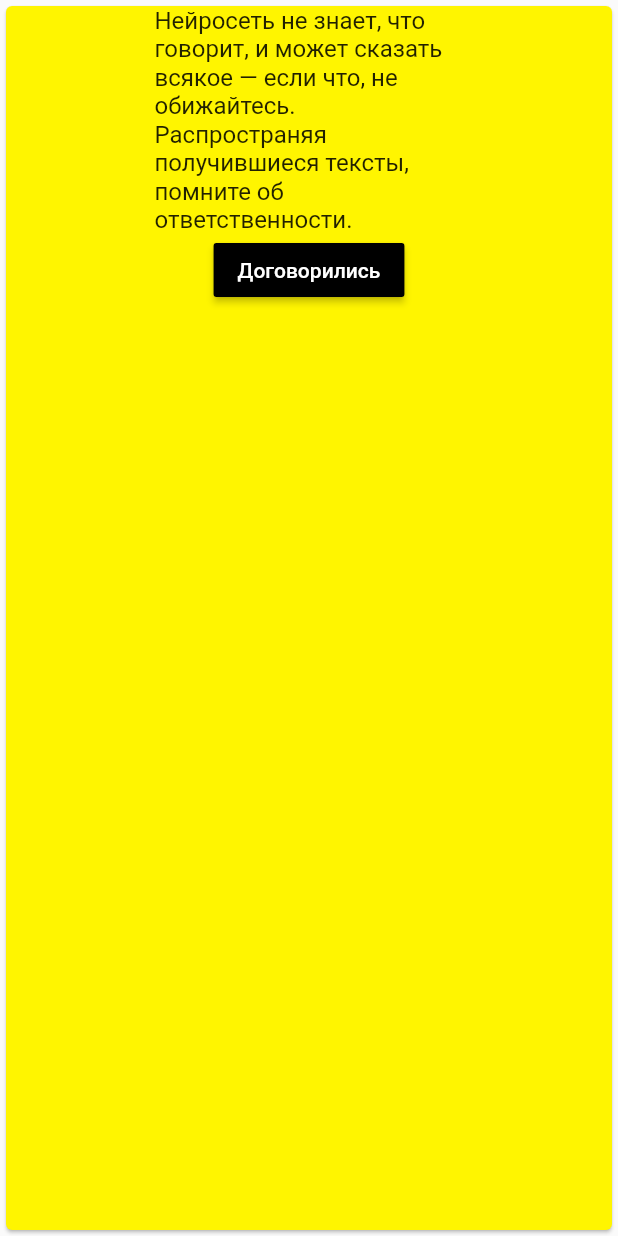
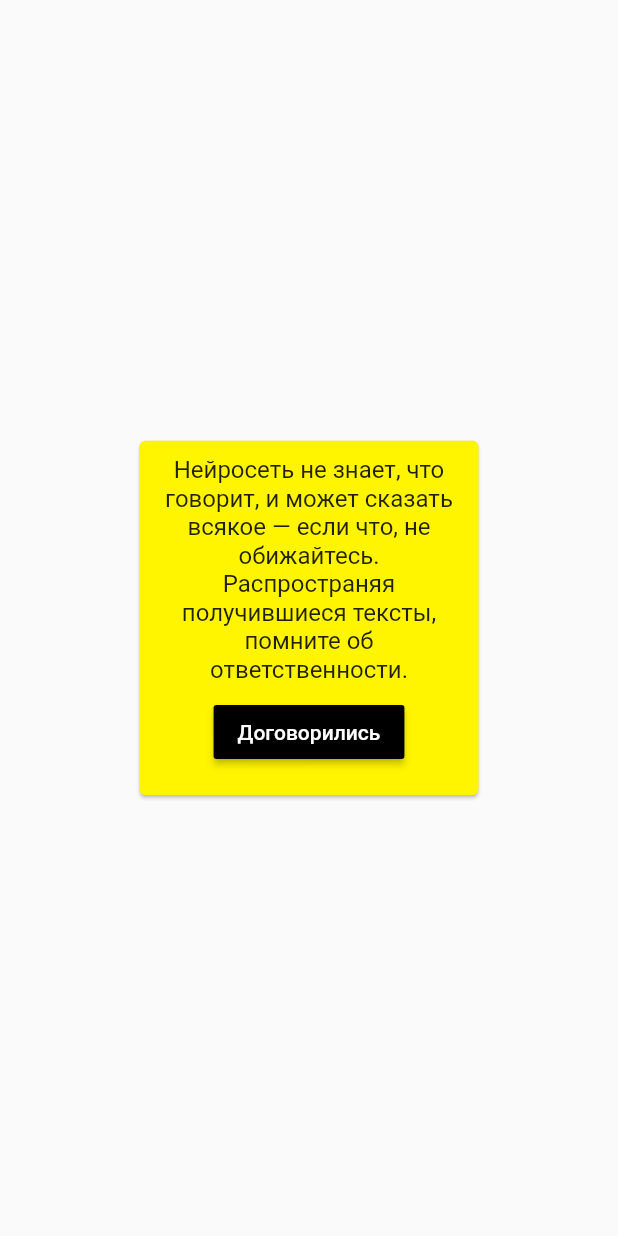
Before and after one commit to kirmartuk/balaboba, a Flutter app: the screen it shows after launch, on a phone screen of 412 x 824 dp. Run offline on Flutter 3.47's test engine with Material 2 defaults, Android fonts, the light colour scheme and no system bars; our stand-ins replace sizer.

Commit message:
refactor: add paddingto the intro card

```diff
--- a/lib/main.dart
+++ b/lib/main.dart
@@ -34,22 +34,30 @@ class MyApp extends StatelessWidget {
 class IntroPage extends StatelessWidget {
   @override
   Widget build(BuildContext context) {
+    var queryData = 1 *  MediaQuery.of(context).devicePixelRatio;
     return Scaffold(
-        body: Card(
+        body: Row(
+      mainAxisAlignment: MainAxisAlignment.center,
+      children: [
+        Container(
+          alignment: Alignment.center,
+          child: Card(
             color: Utils.hexToColor("#fff500"),
+            child: Padding(
+              padding: const EdgeInsets.all(10.0),
               child: Column(
+                mainAxisSize: MainAxisSize.min,
                 children: [
-          Align(
-            alignment: Alignment.center,
-            child: Container(
+                  Container(
                     width: 50.w,
                     child: Text(
                       "Нейросеть не знает, что говорит, и может сказать всякое — если что, не обижайтесь. Распространяя получившиеся тексты, помните об ответственности.",
                       style: TextStyle(fontSize: 16),
+                      textAlign: TextAlign.center,
                     ),
                   ),
-          ),
-          Align(
+                  Container(
+                      margin: EdgeInsets.all(2.w),
                       alignment: Alignment.center,
                       child: MaterialButton(
                         onPressed: fun,
@@ -59,6 +67,10 @@ class IntroPage extends StatelessWidget {
                       ))
                 ],
               ),
+            ),
+          ),
+        ),
+      ],
     ));
   }
 
```
Lines whose indentation alone changed are shown as unchanged.
